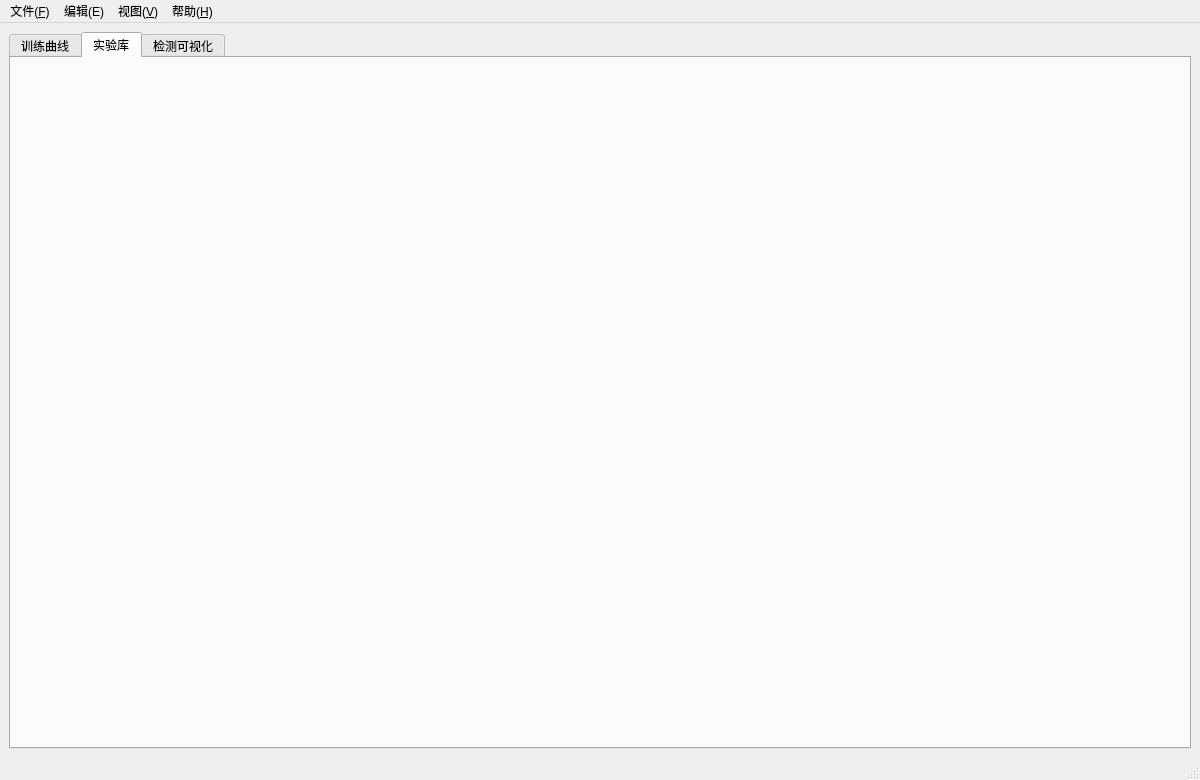
This is src/widget/MainWindow.ui in GRZ21/DeepVisionWorkbench as Qt 5 draws it before an edit. The edited form follows.
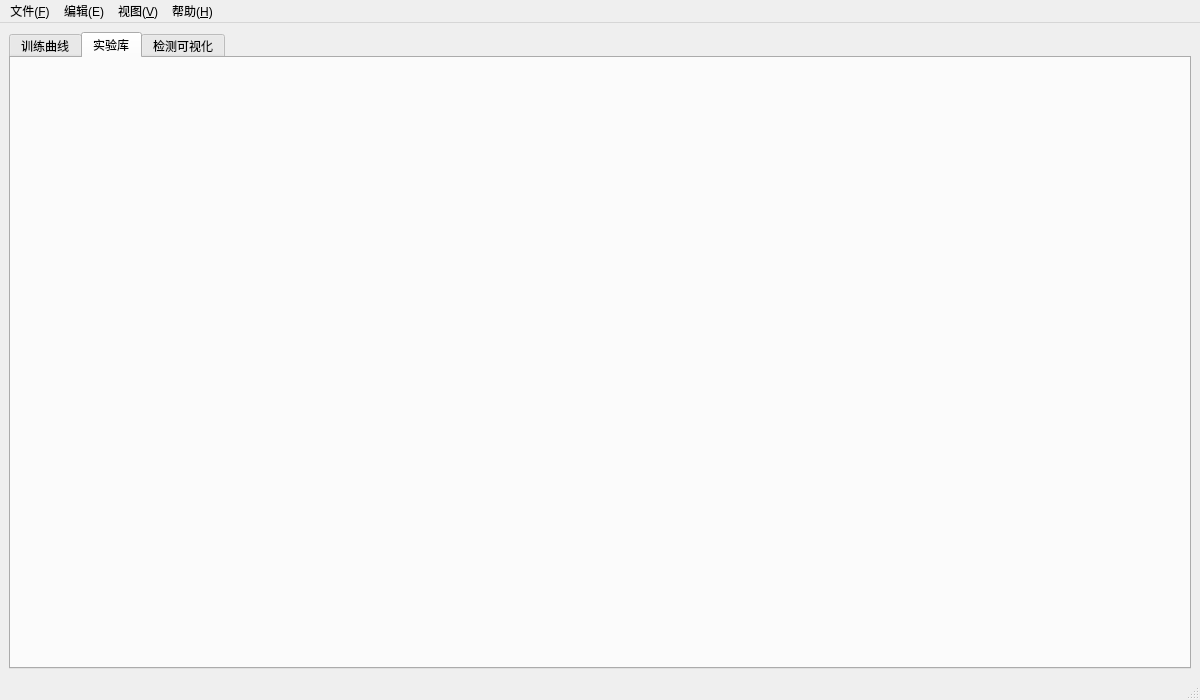
This is the edited form.

What changed in the file:
```diff
--- a/src/widget/MainWindow.ui
+++ b/src/widget/MainWindow.ui
@@ -7,7 +7,7 @@
     <x>0</x>
     <y>0</y>
     <width>1200</width>
-    <height>780</height>
+    <height>700</height>
    </rect>
   </property>
   <property name="windowTitle">
```
